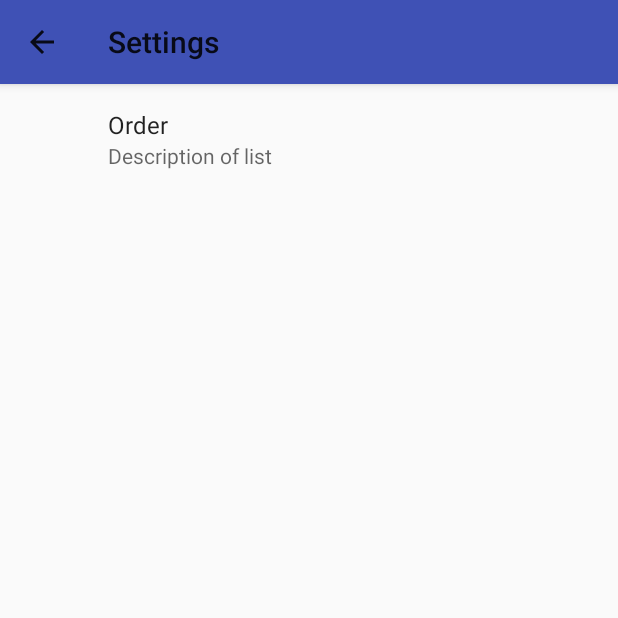
After one commit to dekar91/nd_movies, an Android app: the SettingsFragment screen opened directly, with no data from a screen before it, on a phone screen of 412 x 824 dp, the top half of it. The commit adds this screen. Run offline under Robolectric (Android 15) with nearby library versions, the phone set to English and light mode, and no system bars; our stand-ins replace androidx.preference.

Commit message:
done settings

```diff
--- a/app/build.gradle
+++ b/app/build.gradle
@@ -29,5 +29,7 @@ dependencies {
     androidTestImplementation 'com.android.support.test:runner:1.0.2'
     androidTestImplementation 'com.android.support.test.espresso:espresso-core:3.0.2'
 
-    implementation 'com.squareup.picasso:picasso:2.5.2', 'com.synnapps:carouselview:0.1.5'
+    implementation 'com.squareup.picasso:picasso:2.5.2',
+            'com.android.support:appcompat-v7:23.0.0',
+            'com.android.support:preference-v14:27.1.1'
 }
--- /dev/null
+++ b/app/src/main/java/com/dekar/popularmovies/SettingsFragment.java
@@ -0,0 +1,11 @@
+package com.dekar.popularmovies;
+
+import android.os.Bundle;
+import android.preference.PreferenceFragment;
+import android.support.v7.preference.PreferenceFragmentCompat;
+
+public class SettingsFragment extends PreferenceFragmentCompat{
+    public void onCreatePreferences(Bundle savedInstanceState, String rootKey) {
+        addPreferencesFromResource(R.xml.settings_preferences);
+    }
+}
--- a/app/src/main/res/menu/menu_main.xml
+++ b/app/src/main/res/menu/menu_main.xml
@@ -4,7 +4,7 @@
     tools:context="com.example.dekar.popularmovies.MainActivity">
     <item
         android:id="@+id/action_settings"
-        android:orderInCategory="100"
+        android:orderInCategory="1"
         android:title="@string/action_settings"
         app:showAsAction="never" />
 </menu>
--- /dev/null
+++ b/app/src/main/res/values/arrays.xml
@@ -0,0 +1,14 @@
+<?xml version="1.0" encoding="utf-8"?>
+<resources>
+    <array name="pref_order_values">
+    <item name="pref_order_popularity_value">@string/pref_order_popularity</item>
+    <item name="pref_order_rate_value">@string/pref_order_rate</item>
+    <item name="pref_order_favourite_value">@string/pref_order_favourite</item>
+    </array>
+
+    <array name="pref_order_labels">
+        <item name="pref_order_popularity_label">@string/pref_order_label_popularity</item>
+        <item name="pref_order_rate_label">@string/pref_order_label_rate</item>
+        <item name="pref_order_favourite_label">@string/pref_order_label_favourite</item>
+    </array>
+</resources>
--- a/app/src/main/res/values/strings.xml
+++ b/app/src/main/res/values/strings.xml
@@ -6,14 +6,16 @@
     <string name="action_refresh">Refresh</string>
     <string name="title_activity_detail">DetailActivity</string>
     <string name="title_activity_settings">SettingsActivity</string>
-    <string name="pref_order_key">popularity.desc</string>
-    <string name="pref_order_label">Sort Order</string>
-    <string name="pref_order_label_popularity">Ordered by Popularity</string>
-    <string name="pref_order_label_rate">Ordered by Rate</string>
-    <string name="pref_order_label_favourite">Favourites Only</string>
-    <string name="pref_order_popularity">popularity.desc</string>
-    <string name="pref_order_rate">vote_average.desc</string>
-    <string name="pref_order_favourite">favourite</string>
-    <string name="title_activity_test">Back</string>
-    <string name="apikey">2851e6750aef05c0da1c13d82f597926</string>
+    <string name="pref_order_key">order</string>
+
+    <string name="pref_order_label" translatable="false">order Order</string>
+    <string name="pref_order_label_popularity" translatable="false">Ordered by Popularity</string>
+    <string name="pref_order_label_rate" translatable="false">Ordered by Rate</string>
+    <string name="pref_order_label_favourite" translatable="false">Favourites Only</string>
+
+    <string name="pref_order_popularity" translatable="false">popularity.desc</string>
+        <string name="pref_order_rate" translatable="false">vote_average.desc</string>
+    <string name="pref_order_favourite" translatable="false">favourite</string>
+    <string name="pref_list_name" translatable="false">Order</string>
+
 </resources>
--- a/app/src/main/res/values/styles.xml
+++ b/app/src/main/res/values/styles.xml
@@ -1,20 +1,22 @@
 <resources>
 
     <!-- Base application theme. -->
-    <style name="AppTheme" parent="Base.Theme.AppCompat.Light.DarkActionBar">
+    <style name="AppTheme" parent="Base.Theme.AppCompat.Light">
         <!-- Customize your theme here. -->
         <item name="colorPrimary">@color/colorPrimary</item>
         <item name="colorPrimaryDark">@color/colorPrimaryDark</item>
         <item name="colorAccent">@color/colorAccent</item>
-    </style>
+        <item name="preferenceTheme">@style/PreferenceThemeOverlay</item>
+    </style>Co
 
     <style name="AppTheme.NoActionBar">
         <item name="windowActionBar">false</item>
         <item name="windowNoTitle">true</item>
     </style>
 
-    <style name="AppTheme.AppBarOverlay" parent="ThemeOverlay.AppCompat.Dark.ActionBar" />
+    <style name="AppTheme.AppBarOverlay" parent="Base.ThemeOverlay.AppCompat.ActionBar" />
 
-    <style name="AppTheme.PopupOverlay" parent="ThemeOverlay.AppCompat.Light" />
+    <style name="AppTheme.PopupOverlay" parent="Base.ThemeOverlay.AppCompat.Light" />
+
 
 </resources>
--- /dev/null
+++ b/app/src/main/res/xml/settings_preferences.xml
@@ -0,0 +1,11 @@
+<?xml version="1.0" encoding="utf-8"?>
+<PreferenceScreen xmlns:android="http://schemas.android.com/apk/res/android">
+    <ListPreference
+        android:defaultValue="@string/pref_order_popularity"
+        android:entries="@array/pref_order_labels"
+        android:entryValues="@array/pref_order_values"
+        android:key="@string/pref_order_key"
+        android:summary="Description of list"
+        android:title="@string/pref_list_name">
+    </ListPreference>
+</PreferenceScreen>
--- a/build.gradle
+++ b/build.gradle
@@ -7,7 +7,7 @@ buildscript {
         jcenter()
     }
     dependencies {
-        classpath 'com.android.tools.build:gradle:3.1.3'
+        classpath 'com.android.tools.build:gradle:3.1.4'
 
 
         // NOTE: Do not place your application dependencies here; they belong
```
Also changed, not shown: app/src/main/AndroidManifest.xml (+4 -5 lines), app/src/main/java/com/dekar/popularmovies/DetailActivity.java (+32 -3 lines), app/src/main/java/com/dekar/popularmovies/MainActivity.java (+3 -18 lines), app/src/main/java/com/dekar/popularmovies/SettingsActivity.java (+58 -33 lines), app/src/main/res/layout/activity_settings.xml (added, +10 -0 lines).
